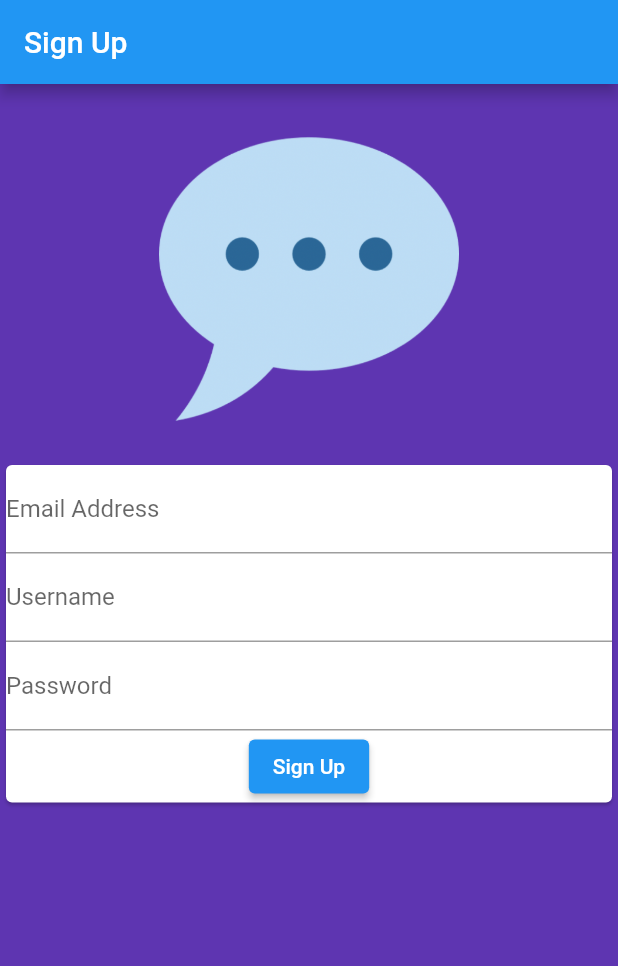
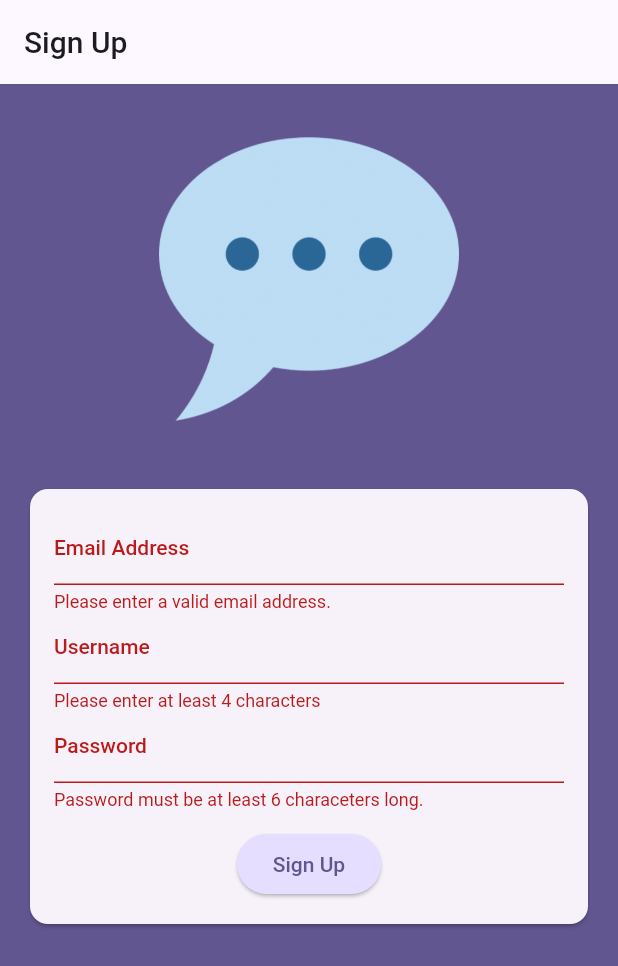
Before and after one commit to seadynamic8/chat_app2_supabase, a Flutter app: the screen it shows after launch, after a tap on "Sign Up", on a phone screen of 412 x 824 dp. Shown: the top 966 px of the screen. Run offline on Flutter 3.47's test engine with Material 2 defaults, Android fonts, the phone set to English and light mode, and no system bars.

Commit message:
feat: validated form fields and saved them on AuthScreen

```diff
--- a/lib/main.dart
+++ b/lib/main.dart
@@ -11,8 +11,15 @@ class MyChatApp extends StatelessWidget {
 
   @override
   Widget build(BuildContext context) {
-    return const MaterialApp(
-      home: AuthScreen(),
+    return MaterialApp(
+      title: 'Chat App',
+      theme: ThemeData().copyWith(
+        useMaterial3: true,
+        colorScheme: ColorScheme.fromSeed(
+          seedColor: const Color.fromARGB(255, 63, 17, 177),
+        ),
+      ),
+      home: const AuthScreen(),
     );
   }
 }
--- a/lib/screens/auth.dart
+++ b/lib/screens/auth.dart
@@ -8,13 +8,23 @@ class AuthScreen extends StatefulWidget {
 }
 
 class _AuthScreenState extends State<AuthScreen> {
+  final _form = GlobalKey<FormState>();
+  var _enteredEmail = '';
+  var _enteredUsername = '';
+  var _enteredPassword = '';
+
+  void _submit() {
+    if (!_form.currentState!.validate()) return;
+    _form.currentState!.save();
+  }
+
   @override
   Widget build(BuildContext context) {
     return Scaffold(
       appBar: AppBar(
         title: const Text('Sign Up'),
       ),
-      backgroundColor: Colors.deepPurple[600],
+      backgroundColor: Theme.of(context).colorScheme.primary,
       body: SingleChildScrollView(
         child: Column(
           children: [
@@ -31,26 +41,63 @@ class _AuthScreenState extends State<AuthScreen> {
               ),
             ),
             Card(
+              margin: const EdgeInsets.all(20),
+              child: SingleChildScrollView(
+                padding: const EdgeInsets.all(16),
                 child: Form(
+                  key: _form,
                   child: Column(
                     children: [
                       TextFormField(
                         decoration:
                             const InputDecoration(labelText: 'Email Address'),
                         keyboardType: TextInputType.emailAddress,
+                        validator: (value) {
+                          if (value == null ||
+                              value.trim().isEmpty ||
+                              !value.contains('@')) {
+                            return 'Please enter a valid email address.';
+                          }
+                          return null;
+                        },
+                        onSaved: (newValue) => _enteredEmail = (newValue!),
                       ),
                       TextFormField(
-                      decoration: const InputDecoration(labelText: 'Username'),
+                        decoration:
+                            const InputDecoration(labelText: 'Username'),
+                        validator: (value) {
+                          if (value == null ||
+                              value.trim().isEmpty ||
+                              value.trim().length < 4) {
+                            return 'Please enter at least 4 characters';
+                          }
+                          return null;
+                        },
+                        onSaved: (newValue) => _enteredUsername = (newValue!),
                       ),
                       TextFormField(
-                      decoration: const InputDecoration(labelText: 'Password'),
+                        decoration:
+                            const InputDecoration(labelText: 'Password'),
                         obscureText: true,
+                        validator: (value) {
+                          if (value == null || value.trim().length < 6) {
+                            return 'Password must be at least 6 characeters long.';
+                          }
+                          return null;
+                        },
+                        onSaved: (newValue) => _enteredPassword = newValue!,
                       ),
+                      const SizedBox(height: 12),
                       ElevatedButton(
-                      onPressed: () {},
+                        onPressed: _submit,
+                        style: ElevatedButton.styleFrom(
+                          backgroundColor:
+                              Theme.of(context).colorScheme.primaryContainer,
+                        ),
                         child: const Text('Sign Up'),
                       ),
                     ],
+                  ),
                 ),
               ),
             )
```
Lines whose indentation alone changed are shown as unchanged.
